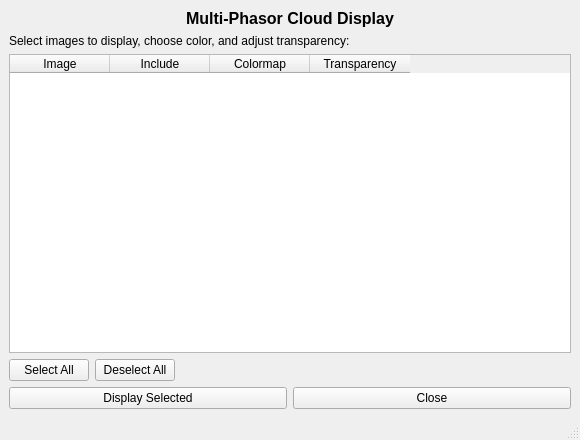
First picture: the form in ui files/MultiPhasorSelector.ui, repository GuangchenW/FLUTE, before the edit.
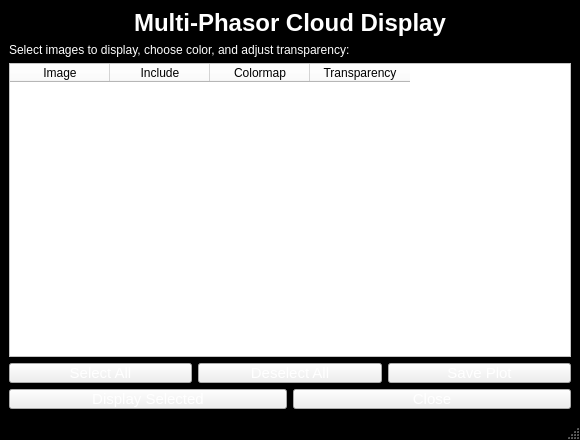
Second picture: the form after the edit.

Commit message: Updated style of multi-phasor selector window

The edit to the form file:
```diff
--- a/ui files/MultiPhasorSelector.ui
+++ b/ui files/MultiPhasorSelector.ui
@@ -16,6 +16,97 @@
     <height>440</height>
    </size>
   </property>
+  <property name="palette">
+   <palette>
+    <active>
+     <colorrole role="Button">
+      <brush brushstyle="SolidPattern">
+       <color alpha="255">
+        <red>0</red>
+        <green>0</green>
+        <blue>0</blue>
+       </color>
+      </brush>
+     </colorrole>
+     <colorrole role="Base">
+      <brush brushstyle="SolidPattern">
+       <color alpha="255">
+        <red>0</red>
+        <green>0</green>
+        <blue>0</blue>
+       </color>
+      </brush>
+     </colorrole>
+     <colorrole role="Window">
+      <brush brushstyle="SolidPattern">
+       <color alpha="255">
+        <red>0</red>
+        <green>0</green>
+        <blue>0</blue>
+       </color>
+      </brush>
+     </colorrole>
+    </active>
+    <inactive>
+     <colorrole role="Button">
+      <brush brushstyle="SolidPattern">
+       <color alpha="255">
+        <red>0</red>
+        <green>0</green>
+        <blue>0</blue>
+       </color>
+      </brush>
+     </colorrole>
+     <colorrole role="Base">
+      <brush brushstyle="SolidPattern">
+       <color alpha="255">
+        <red>0</red>
+        <green>0</green>
+        <blue>0</blue>
+       </color>
+      </brush>
+     </colorrole>
+     <colorrole role="Window">
+      <brush brushstyle="SolidPattern">
+       <color alpha="255">
+        <red>0</red>
+        <green>0</green>
+        <blue>0</blue>
+       </color>
+      </brush>
+     </colorrole>
+    </inactive>
+    <disabled>
+     <colorrole role="Button">
+      <brush brushstyle="SolidPattern">
+       <color alpha="255">
+        <red>0</red>
+        <green>0</green>
+        <blue>0</blue>
+       </color>
+      </brush>
+     </colorrole>
+     <colorrole role="Base">
+      <brush brushstyle="SolidPattern">
+       <color alpha="255">
+        <red>0</red>
+        <green>0</green>
+        <blue>0</blue>
+       </color>
+      </brush>
+     </colorrole>
+     <colorrole role="Window">
+      <brush brushstyle="SolidPattern">
+       <color alpha="255">
+        <red>0</red>
+        <green>0</green>
+        <blue>0</blue>
+       </color>
+      </brush>
+     </colorrole>
+    </disabled>
+   </palette>
+  </property>
   <property name="windowTitle">
    <string>Multi-Phasor View</string>
   </property>
@@ -23,13 +114,80 @@
    <layout class="QVBoxLayout" name="verticalLayout">
     <item>
      <widget class="QLabel" name="label">
+      <property name="palette">
+       <palette>
+        <active>
+         <colorrole role="WindowText">
+          <brush brushstyle="SolidPattern">
+           <color alpha="255">
+            <red>255</red>
+            <green>255</green>
+            <blue>255</blue>
+           </color>
+          </brush>
+         </colorrole>
+         <colorrole role="Text">
+          <brush brushstyle="SolidPattern">
+           <color alpha="255">
+            <red>255</red>
+            <green>255</green>
+            <blue>255</blue>
+           </color>
+          </brush>
+         </colorrole>
+        </active>
+        <inactive>
+         <colorrole role="WindowText">
+          <brush brushstyle="SolidPattern">
+           <color alpha="255">
+            <red>255</red>
+            <green>255</green>
+            <blue>255</blue>
+           </color>
+          </brush>
+         </colorrole>
+         <colorrole role="Text">
+          <brush brushstyle="SolidPattern">
+           <color alpha="255">
+            <red>255</red>
+            <green>255</green>
+            <blue>255</blue>
+           </color>
+          </brush>
+         </colorrole>
+        </inactive>
+        <disabled>
+         <colorrole role="WindowText">
+          <brush brushstyle="SolidPattern">
+           <color alpha="255">
+            <red>127</red>
+            <green>127</green>
+            <blue>127</blue>
+           </color>
+          </brush>
+         </colorrole>
+         <colorrole role="Text">
+          <brush brushstyle="SolidPattern">
+           <color alpha="255">
+            <red>127</red>
+            <green>127</green>
+            <blue>127</blue>
+           </color>
+          </brush>
+         </colorrole>
+        </disabled>
+       </palette>
+      </property>
       <property name="font">
        <font>
-        <pointsize>12</pointsize>
+        <pointsize>18</pointsize>
         <weight>75</weight>
         <bold>true</bold>
        </font>
       </property>
+      <property name="autoFillBackground">
+       <bool>false</bool>
+      </property>
       <property name="text">
        <string>Multi-Phasor Cloud Display</string>
       </property>
@@ -40,6 +198,70 @@
     </item>
     <item>
      <widget class="QLabel" name="label_2">
+      <property name="palette">
+       <palette>
+        <active>
+         <colorrole role="WindowText">
+          <brush brushstyle="SolidPattern">
+           <color alpha="255">
+            <red>255</red>
+            <green>255</green>
+            <blue>255</blue>
+           </color>
+          </brush>
+         </colorrole>
+         <colorrole role="Text">
+          <brush brushstyle="SolidPattern">
+           <color alpha="255">
+            <red>255</red>
+            <green>255</green>
+            <blue>255</blue>
+           </color>
+          </brush>
+         </colorrole>
+        </active>
+        <inactive>
+         <colorrole role="WindowText">
+          <brush brushstyle="SolidPattern">
+           <color alpha="255">
+            <red>255</red>
+            <green>255</green>
+            <blue>255</blue>
+           </color>
+          </brush>
+         </colorrole>
+         <colorrole role="Text">
+          <brush brushstyle="SolidPattern">
+           <color alpha="255">
+            <red>255</red>
+            <green>255</green>
+            <blue>255</blue>
+           </color>
+          </brush>
+         </colorrole>
+        </inactive>
+        <disabled>
+         <colorrole role="WindowText">
+          <brush brushstyle="SolidPattern">
+           <color alpha="255">
+            <red>127</red>
+            <green>127</green>
+            <blue>127</blue>
+           </color>
+          </brush>
+         </colorrole>
+         <colorrole role="Text">
+          <brush brushstyle="SolidPattern">
+           <color alpha="255">
+            <red>127</red>
+            <green>127</green>
+            <blue>127</blue>
+           </color>
+          </brush>
+         </colorrole>
+        </disabled>
+       </palette>
+      </property>
       <property name="text">
        <string>Select images to display, choose color, and adjust transparency:</string>
       </property>
@@ -47,6 +269,100 @@
     </item>
     <item>
      <widget class="QTableWidget" name="tableWidget">
+      <property name="palette">
+       <palette>
+        <active>
+         <colorrole role="Button">
+          <brush brushstyle="SolidPattern">
+           <color alpha="255">
+            <red>255</red>
+            <green>255</green>
+            <blue>255</blue>
+           </color>
+          </brush>
+         </colorrole>
+         <colorrole role="Base">
+          <brush brushstyle="SolidPattern">
+           <color alpha="255">
+            <red>255</red>
+            <green>255</green>
+            <blue>255</blue>
+           </color>
+          </brush>
+         </colorrole>
+         <colorrole role="Window">
+          <brush brushstyle="SolidPattern">
+           <color alpha="255">
+            <red>255</red>
+            <green>255</green>
+            <blue>255</blue>
+           </color>
+          </brush>
+         </colorrole>
+        </active>
+        <inactive>
+         <colorrole role="Button">
+          <brush brushstyle="SolidPattern">
+           <color alpha="255">
+            <red>255</red>
+            <green>255</green>
+            <blue>255</blue>
+           </color>
+          </brush>
+         </colorrole>
+         <colorrole role="Base">
+          <brush brushstyle="SolidPattern">
+           <color alpha="255">
+            <red>255</red>
+            <green>255</green>
+            <blue>255</blue>
+           </color>
+          </brush>
+         </colorrole>
+         <colorrole role="Window">
+          <brush brushstyle="SolidPattern">
+           <color alpha="255">
+            <red>255</red>
+            <green>255</green>
+            <blue>255</blue>
+           </color>
+          </brush>
+         </colorrole>
+        </inactive>
+        <disabled>
+         <colorrole role="Button">
+          <brush brushstyle="SolidPattern">
+           <color alpha="255">
+            <red>255</red>
+            <green>255</green>
+            <blue>255</blue>
+           </color>
+          </brush>
+         </colorrole>
+         <colorrole role="Base">
+          <brush brushstyle="SolidPattern">
+           <color alpha="255">
+            <red>255</red>
+            <green>255</green>
+            <blue>255</blue>
+           </color>
+          </brush>
+         </colorrole>
+         <colorrole role="Window">
+          <brush brushstyle="SolidPattern">
+           <color alpha="255">
+            <red>255</red>
+            <green>255</green>
+            <blue>255</blue>
+           </color>
+          </brush>
+         </colorrole>
+        </disabled>
+       </palette>
+      </property>
+      <property name="autoFillBackground">
+       <bool>true</bool>
+      </property>
       <column>
        <property name="text">
         <string>Image</string>
@@ -73,6 +389,34 @@
      <layout class="QHBoxLayout" name="horizontalLayout">
       <item>
        <widget class="QPushButton" name="btnSelectAll">
+        <property name="sizePolicy">
+         <sizepolicy hsizetype="Preferred" vsizetype="Fixed">
+          <horstretch>0</horstretch>
+          <verstretch>0</verstretch>
+         </sizepolicy>
+        </property>
+        <property name="minimumSize">
+         <size>
+          <width>150</width>
+          <height>0</height>
+         </size>
+        </property>
+        <property name="styleSheet">
+         <string notr="true">QPushButton{
+
+            border: 4px solid '#4aa3d1';
+            background: '#4aa3d1';
+            color: white;
+            font-family: 'Helvetica';
+            font-size: 15px;
+            padding: 0px 0;
+            margin-top: 0px
+}
+QPushButton:hover{
+	background: '#173953';
+     border: 4px solid '#173953'
+}</string>
+        </property>
         <property name="text">
          <string>Select All</string>
         </property>
@@ -80,23 +424,61 @@
       </item>
       <item>
        <widget class="QPushButton" name="btnDeselectAll">
+        <property name="sizePolicy">
+         <sizepolicy hsizetype="Preferred" vsizetype="Fixed">
+          <horstretch>0</horstretch>
+          <verstretch>0</verstretch>
+         </sizepolicy>
+        </property>
+        <property name="minimumSize">
+         <size>
+          <width>150</width>
+          <height>0</height>
+         </size>
+        </property>
+        <property name="styleSheet">
+         <string notr="true">QPushButton{
+
+            border: 4px solid '#4aa3d1';
+            background: '#4aa3d1';
+            color: white;
+            font-family: 'Helvetica';
+            font-size: 15px;
+            padding: 0px 0;
+            margin-top: 0px
+}
+QPushButton:hover{
+	background: '#173953';
+     border: 4px solid '#173953'
+}</string>
+        </property>
         <property name="text">
          <string>Deselect All</string>
         </property>
        </widget>
       </item>
       <item>
-       <spacer name="horizontalSpacer">
-        <property name="orientation">
-         <enum>Qt::Horizontal</enum>
+       <widget class="QPushButton" name="btnSavePlot">
+        <property name="styleSheet">
+         <string notr="true">QPushButton{
+
+            border: 4px solid '#4aa3d1';
+            background: '#4aa3d1';
+            color: white;
+            font-family: 'Helvetica';
+            font-size: 15px;
+            padding: 0px 0;
+            margin-top: 0px
+}
+QPushButton:hover{
+	background: '#173953';
+     border: 4px solid '#173953'
+}</string>
         </property>
-        <property name="sizeHint" stdset="0">
-         <size>
-          <width>40</width>
-          <height>20</height>
-         </size>
+        <property name="text">
+         <string>Save Plot</string>
         </property>
-       </spacer>
+       </widget>
       </item>
      </layout>
     </item>
@@ -104,6 +486,22 @@
      <layout class="QHBoxLayout" name="horizontalLayout_2">
       <item>
        <widget class="QPushButton" name="btnDisplay">
+        <property name="styleSheet">
+         <string notr="true">QPushButton{
+
+            border: 4px solid '#4aa3d1';
+            background: '#4aa3d1';
+            color: white;
+            font-family: 'Helvetica';
+            font-size: 15px;
+            padding: 0px 0;
+            margin-top: 0px
+}
+QPushButton:hover{
+	background: '#173953';
+     border: 4px solid '#173953'
+}</string>
+        </property>
         <property name="text">
          <string>Display Selected</string>
         </property>
@@ -111,6 +509,22 @@
       </item>
       <item>
        <widget class="QPushButton" name="btnClose">
+        <property name="styleSheet">
+         <string notr="true">QPushButton{
+
+            border: 4px solid '#4aa3d1';
+            background: '#4aa3d1';
+            color: white;
+            font-family: 'Helvetica';
+            font-size: 15px;
+            padding: 0px 0;
+            margin-top: 0px
+}
+QPushButton:hover{
+	background: '#173953';
+     border: 4px solid '#173953'
+}</string>
+        </property>
         <property name="text">
          <string>Close</string>
         </property>
```
Left out of the diff: 2 changed lines with no effect on the pictures.
